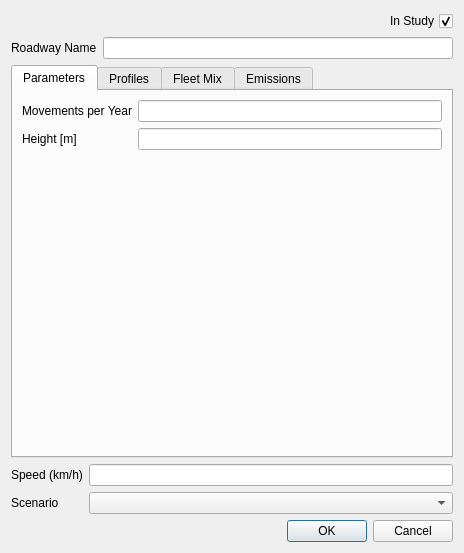
Above: ui/ui_roadways.ui from eurocontrol-asu/open_alaqs before the change. Below: the same form after it.
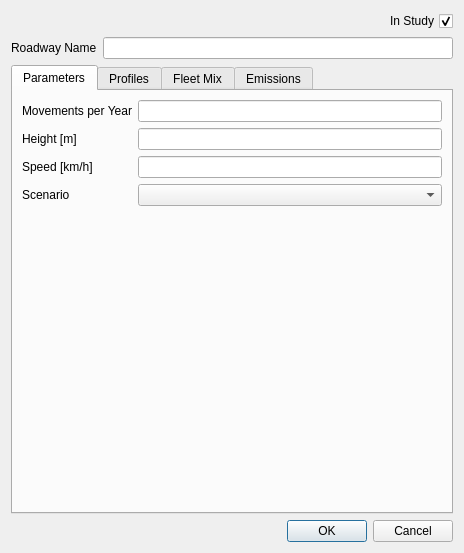
That is the form after the change. The open tabs and pages were chosen to show the change.

Commit message: Open ui_parkings and ui_roadways in the first tab and move lose components of ui_roadways to first tab

Patch:
```diff
--- a/ui/ui_roadways.ui
+++ b/ui/ui_roadways.ui
@@ -127,6 +127,26 @@
        <item row="1" column="1">
         <widget class="QLineEdit" name="height"/>
        </item>
+       <item row="2" column="0">
+        <widget class="QLabel" name="speed_label">
+         <property name="text">
+          <string>Speed [km/h]</string>
+         </property>
+        </widget>
+       </item>
+       <item row="2" column="1">
+        <widget class="QLineEdit" name="speed"/>
+       </item>
+       <item row="3" column="0">
+        <widget class="QLabel" name="scenario_label">
+         <property name="text">
+          <string>Scenario</string>
+         </property>
+        </widget>
+       </item>
+       <item row="3" column="1">
+        <widget class="QComboBox" name="scenario"/>
+       </item>
       </layout>
      </widget>
      <widget class="QWidget" name="tab_2">
@@ -440,40 +460,6 @@
      </widget>
     </widget>
    </item>
-   <item>
-    <layout class="QFormLayout" name="formLayout">
-     <property name="fieldGrowthPolicy">
-      <enum>QFormLayout::AllNonFixedFieldsGrow</enum>
-     </property>
-     <property name="topMargin">
-      <number>0</number>
-     </property>
-     <item row="1" column="0">
-      <widget class="QLabel" name="label_21">
-       <property name="text">
-        <string>Scenario</string>
-       </property>
-      </widget>
-     </item>
-     <item row="1" column="1">
-      <widget class="QComboBox" name="scenario"/>
-     </item>
-     <item row="0" column="1">
-      <widget class="QLineEdit" name="speed">
-       <property name="text">
-        <string/>
-       </property>
-      </widget>
-     </item>
-     <item row="0" column="0">
-      <widget class="QLabel" name="label_20">
-       <property name="text">
-        <string>Speed (km/h)</string>
-       </property>
-      </widget>
-     </item>
-    </layout>
-   </item>
    <item>
     <widget class="QDialogButtonBox" name="buttonBox">
      <property name="orientation">
```
Left out of the diff: 4 changed lines with no effect on the pictures. The commit also changes 1 other file.
